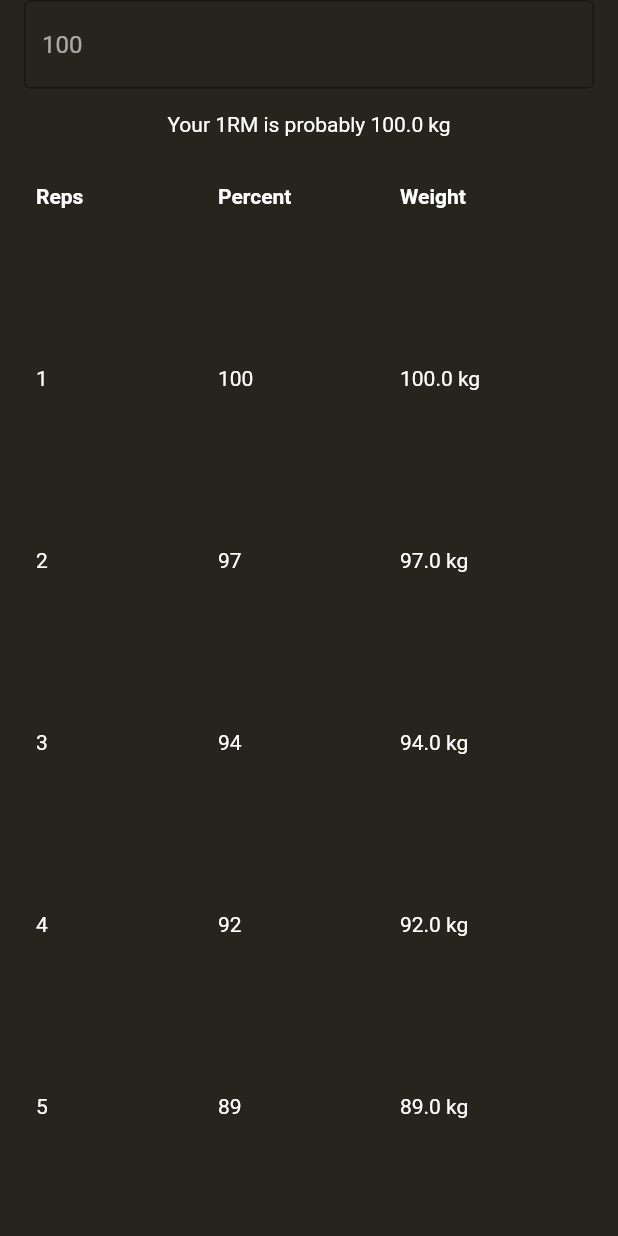
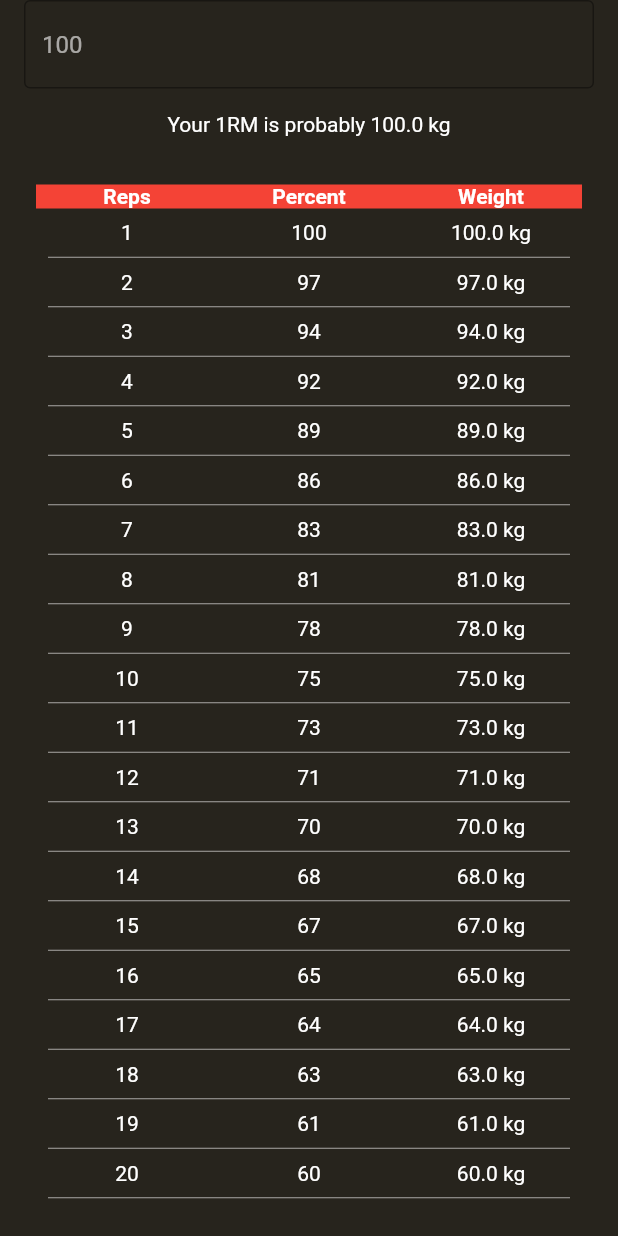
Before and after one commit to Jpec57/enter_training_me, a Flutter app: the screen it shows after launch, on a phone screen of 412 x 824 dp. Run offline on Flutter 3.47's test engine with Material 2 defaults, Android fonts, the phone set to English and light mode, and no system bars; our stand-ins replace bloc, cached_network_image, dio, equatable, flutter_bloc, flutter_secure_storage and 2 more.

Commit message:
Working with listview

```diff
--- a/lib/pages/1rm/one_rm_page.dart
+++ b/lib/pages/1rm/one_rm_page.dart
@@ -49,31 +49,68 @@ class _OneRMPageState extends State<OneRMPage> {
 
   List<Widget> _renderGridChildren() {
     List<Widget> children = [
-      Text("Reps",
+      Container(
+        color: Colors.red,
+        child: Row(
+          children: const [
+            Expanded(
+              child: Center(
+                child: Text("Reps",
                     style: const TextStyle(
                       color: Colors.white,
                       fontWeight: FontWeight.bold,
                     )),
-      Text("Percent",
+              ),
+            ),
+            Expanded(
+              child: Center(
+                child: Text("Percent",
                     style: const TextStyle(
                       color: Colors.white,
                       fontWeight: FontWeight.bold,
                     )),
-      Text("Weight",
+              ),
+            ),
+            Expanded(
+              child: Center(
+                child: Text("Weight",
                     style: const TextStyle(
                       color: Colors.white,
                       fontWeight: FontWeight.bold,
                     )),
+              ),
+            ),
+          ],
+        ),
+      )
     ];
     for (int i = 0; i < matchingPercents.length; i++) {
       int reps = i + 1;
       double percent = matchingPercents[i];
       double weight = percent * maxWeight;
-      children.addAll([
-        Text(reps.toString(), style: const TextStyle()),
-        Text((percent * 100).toInt().toString()),
-        Text(weight.toString() + " kg"),
-      ]);
+      children.add(Padding(
+        padding: const EdgeInsets.symmetric(vertical: 8.0),
+        child: Row(
+          children: [
+            Expanded(
+                child: Center(
+                    child: Text(reps.toString(), style: const TextStyle()))),
+            Expanded(
+              child: Center(child: Text((percent * 100).toInt().toString())),
+            ),
+            Expanded(
+              child: Center(child: Text(weight.toString() + " kg")),
+            ),
+          ],
+        ),
+      ));
+      children.add(Padding(
+        padding: const EdgeInsets.symmetric(horizontal: 8.0),
+        child: Divider(
+          height: 1,
+          color: Colors.white60,
+        ),
+      ));
     }
     return children;
   }
@@ -109,11 +146,10 @@ class _OneRMPageState extends State<OneRMPage> {
               Expanded(
                 child: Padding(
                   padding: const EdgeInsets.symmetric(horizontal: 8.0),
-                  child: GridView.count(
-                      shrinkWrap: true,
-                      // childAspectRatio: null,
-                      crossAxisCount: 3,
-                      children: _renderGridChildren()),
+                  child: SingleChildScrollView(
+                      child: Column(
+                          crossAxisAlignment: CrossAxisAlignment.stretch,
+                          children: _renderGridChildren())),
                 ),
               ),
             ],
```
Lines whose indentation alone changed are shown as unchanged.
